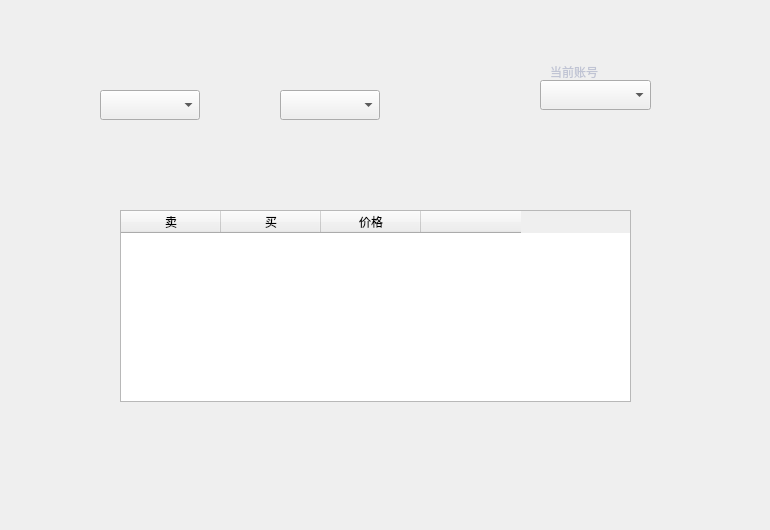
Qt form exchange/OnchainOrderPage.ui (HcashOrg/hx-indicator) before a commit.
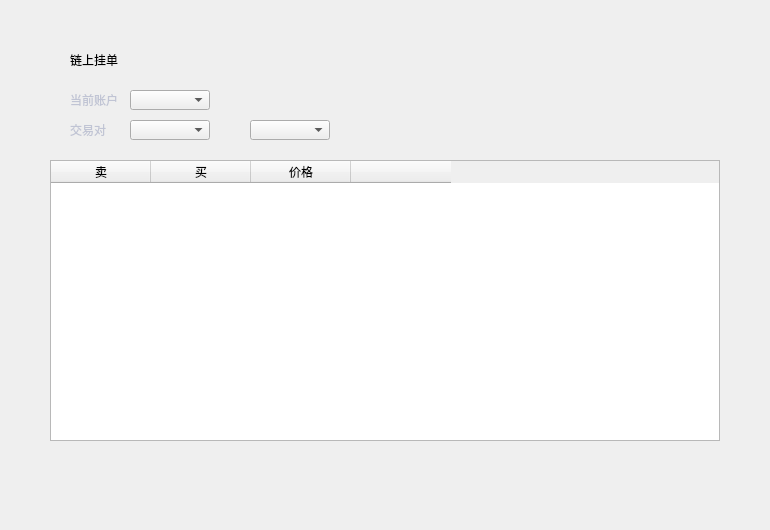
The same form after that commit. Icons and pictures are not drawn.

Patch:
```diff
--- a/exchange/OnchainOrderPage.ui
+++ b/exchange/OnchainOrderPage.ui
@@ -13,33 +13,13 @@
   <property name="windowTitle">
    <string>Form</string>
   </property>
-  <widget class="QComboBox" name="assetComboBox">
-   <property name="geometry">
-    <rect>
-     <x>100</x>
-     <y>90</y>
-     <width>100</width>
-     <height>30</height>
-    </rect>
-   </property>
-  </widget>
-  <widget class="QComboBox" name="assetComboBox2">
-   <property name="geometry">
-    <rect>
-     <x>280</x>
-     <y>90</y>
-     <width>100</width>
-     <height>30</height>
-    </rect>
-   </property>
-  </widget>
   <widget class="QTableWidget" name="ordersTableWidget">
    <property name="geometry">
     <rect>
-     <x>120</x>
-     <y>210</y>
-     <width>511</width>
-     <height>192</height>
+     <x>50</x>
+     <y>160</y>
+     <width>670</width>
+     <height>281</height>
     </rect>
    </property>
    <column>
@@ -87,13 +67,124 @@
     </property>
    </column>
   </widget>
+  <widget class="QLabel" name="label_3">
+   <property name="geometry">
+    <rect>
+     <x>70</x>
+     <y>50</y>
+     <width>91</width>
+     <height>20</height>
+    </rect>
+   </property>
+   <property name="styleSheet">
+    <string notr="true">font: 19px &quot;微软雅黑&quot;;</string>
+   </property>
+   <property name="text">
+    <string>链上挂单</string>
+   </property>
+  </widget>
+  <widget class="QComboBox" name="assetComboBox2">
+   <property name="geometry">
+    <rect>
+     <x>250</x>
+     <y>120</y>
+     <width>80</width>
+     <height>20</height>
+    </rect>
+   </property>
+   <property name="font">
+    <font>
+     <family>微软雅黑</family>
+     <weight>50</weight>
+     <bold>false</bold>
+    </font>
+   </property>
+   <property name="focusPolicy">
+    <enum>Qt::NoFocus</enum>
+   </property>
+   <property name="styleSheet">
+    <string notr="true"/>
+   </property>
+  </widget>
+  <widget class="QLabel" name="label_4">
+   <property name="geometry">
+    <rect>
+     <x>70</x>
+     <y>120</y>
+     <width>60</width>
+     <height>20</height>
+    </rect>
+   </property>
+   <property name="font">
+    <font>
+     <family>微软雅黑</family>
+    </font>
+   </property>
+   <property name="styleSheet">
+    <string notr="true">color: rgb(192, 196, 212);</string>
+   </property>
+   <property name="text">
+    <string>交易对</string>
+   </property>
+   <property name="alignment">
+    <set>Qt::AlignLeading|Qt::AlignLeft|Qt::AlignVCenter</set>
+   </property>
+  </widget>
+  <widget class="QComboBox" name="assetComboBox">
+   <property name="geometry">
+    <rect>
+     <x>130</x>
+     <y>120</y>
+     <width>80</width>
+     <height>20</height>
+    </rect>
+   </property>
+   <property name="font">
+    <font>
+     <family>微软雅黑</family>
+     <weight>50</weight>
+     <bold>false</bold>
+    </font>
+   </property>
+   <property name="focusPolicy">
+    <enum>Qt::NoFocus</enum>
+   </property>
+   <property name="styleSheet">
+    <string notr="true"/>
+   </property>
+  </widget>
+  <widget class="QLabel" name="label_2">
+   <property name="geometry">
+    <rect>
+     <x>223</x>
+     <y>127</y>
+     <width>14</width>
+     <height>5</height>
+    </rect>
+   </property>
+   <property name="font">
+    <font>
+     <family>微软雅黑</family>
+    </font>
+   </property>
+   <property name="styleSheet">
+    <string notr="true">color: rgb(192, 196, 212);
+background-image: url(:/ui/wallet_ui/switch.png);</string>
+   </property>
+   <property name="text">
+    <string/>
+   </property>
+   <property name="alignment">
+    <set>Qt::AlignLeading|Qt::AlignLeft|Qt::AlignVCenter</set>
+   </property>
+  </widget>
   <widget class="QComboBox" name="accountComboBox">
    <property name="geometry">
     <rect>
-     <x>540</x>
-     <y>80</y>
-     <width>111</width>
-     <height>30</height>
+     <x>130</x>
+     <y>90</y>
+     <width>80</width>
+     <height>20</height>
     </rect>
    </property>
    <property name="font">
@@ -113,10 +204,10 @@
   <widget class="QLabel" name="label">
    <property name="geometry">
     <rect>
-     <x>550</x>
-     <y>60</y>
+     <x>70</x>
+     <y>90</y>
      <width>60</width>
-     <height>24</height>
+     <height>20</height>
     </rect>
    </property>
    <property name="font">
@@ -128,7 +219,7 @@
     <string notr="true">color: rgb(192, 196, 212);</string>
    </property>
    <property name="text">
-    <string>当前账号</string>
+    <string>当前账户</string>
    </property>
    <property name="alignment">
     <set>Qt::AlignLeading|Qt::AlignLeft|Qt::AlignVCenter</set>
```
